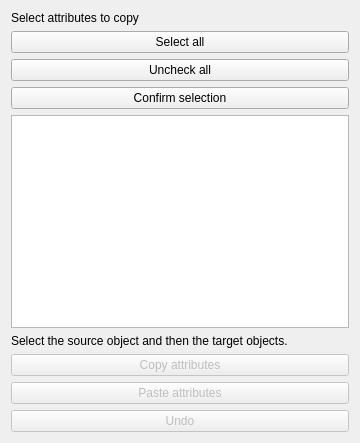
Before: the Qt Designer form attribute_copier_dialog_base.ui in NB34911/Attribute-Copier-plugin-for-QGIS, drawn with Qt 5.
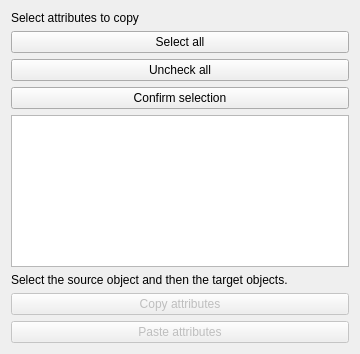
After: the same form once the commit is applied.

Patch:
```diff
--- a/attribute_copier_dialog_base.ui
+++ b/attribute_copier_dialog_base.ui
@@ -7,7 +7,7 @@
     <x>0</x>
     <y>0</y>
     <width>360</width>
-    <height>443</height>
+    <height>354</height>
    </rect>
   </property>
   <property name="windowTitle">
@@ -76,16 +76,6 @@
      </property>
     </widget>
    </item>
-   <item>
-    <widget class="QPushButton" name="pb_undo">
-     <property name="enabled">
-      <bool>false</bool>
-     </property>
-     <property name="text">
-      <string>Undo</string>
-     </property>
-    </widget>
-   </item>
   </layout>
  </widget>
  <resources/>
```
